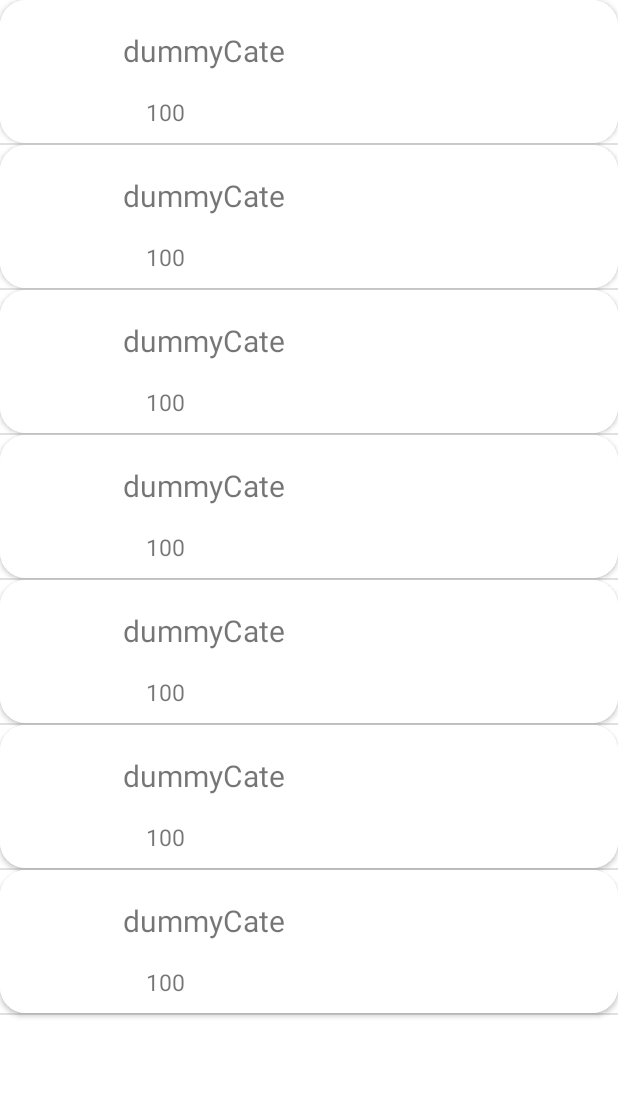
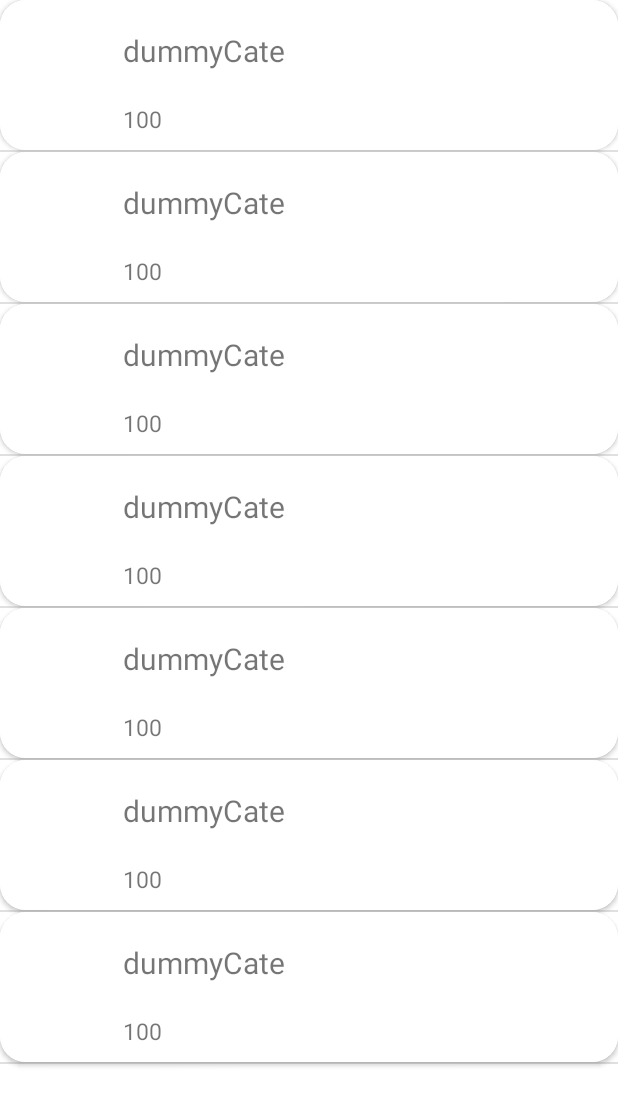
Before and after one commit to Insiro/life_pet_client, an Android app: the AdditionalAchievement screen opened directly, with no data from a screen before it, on a phone screen of 412 x 824 dp. Shown: the top 1106 px of the screen. Run offline under Robolectric (Android 15) with nearby library versions, the phone set to English and light mode, and no system bars; 1 statement that could not run was skipped.

Commit message:
chore: integrate text size

```diff
--- a/app/src/main/res/layout/card_item.xml
+++ b/app/src/main/res/layout/card_item.xml
@@ -41,14 +41,13 @@
                 android:id="@+id/item_desc"
                 android:layout_width="match_parent"
                 android:layout_height="wrap_content"
-                android:textSize="12sp" />
+                android:textSize="15sp" />
 
 
             <TextView
                 android:id="@+id/item_sub"
                 android:layout_width="match_parent"
                 android:layout_height="wrap_content"
-                android:layout_marginStart="15dp"
                 android:textSize="15sp" />
         </LinearLayout>
 
```
